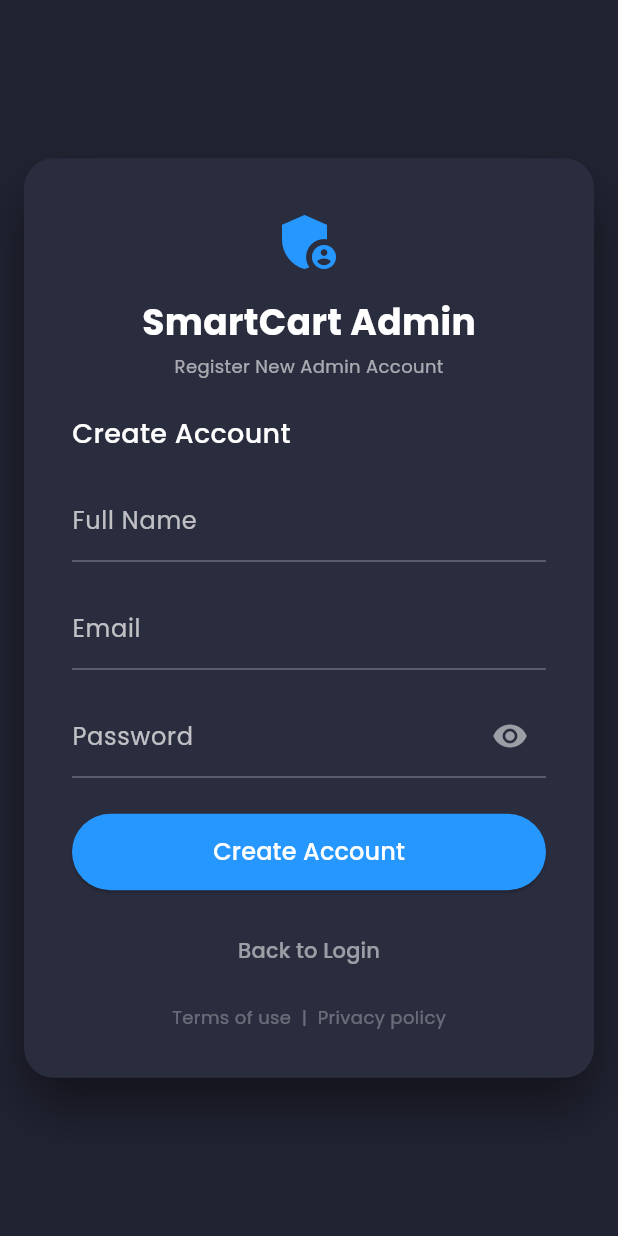
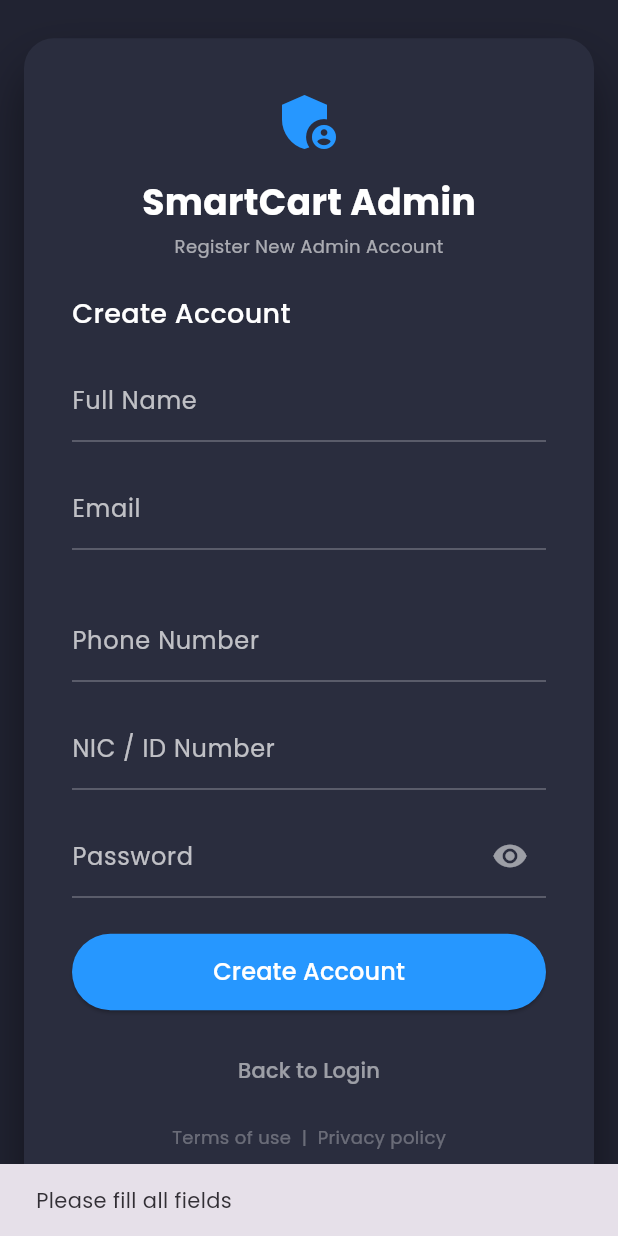
Before and after one commit to tseleena200/SmartCart, a Flutter app: the AdminRegisterView screen opened directly, after a tap on "Create Account", on a phone screen of 412 x 824 dp. Run offline on Flutter 3.47's test engine with Material 3 defaults, Android fonts, the light colour scheme and no system bars; our stand-ins replace cloud_firestore, firebase_auth, firebase_core, fl_chart, flutter_svg, google_fonts; accounts and stored records are empty.

Commit message:
feat: Admin can login/register as well as retrieve the user data

```diff
--- a/lib/screens/auth/admin_register_view.dart
+++ b/lib/screens/auth/admin_register_view.dart
@@ -1,5 +1,6 @@
 import 'package:flutter/material.dart';
 import '../../constants.dart';
+import 'admin_auth_service.dart';
 
 class AdminRegisterView extends StatefulWidget {
   const AdminRegisterView({super.key});
@@ -12,6 +13,9 @@ class _AdminRegisterViewState extends State<AdminRegisterView> {
   final TextEditingController emailController = TextEditingController();
   final TextEditingController passwordController = TextEditingController();
   final TextEditingController nameController = TextEditingController();
+  final TextEditingController phoneController = TextEditingController();
+  final TextEditingController nicController = TextEditingController();
+
   bool isPasswordVisible = false;
 
   @override
@@ -101,7 +105,41 @@ class _AdminRegisterViewState extends State<AdminRegisterView> {
                   ),
                 ),
                 const SizedBox(height: 16),
+                const SizedBox(height: 16),
 
+// Phone Number Field
+                TextField(
+                  controller: phoneController,
+                  style: const TextStyle(color: Colors.white),
+                  decoration: const InputDecoration(
+                    labelText: 'Phone Number',
+                    labelStyle: TextStyle(color: Colors.white70),
+                    enabledBorder: UnderlineInputBorder(
+                      borderSide: BorderSide(color: Colors.white30),
+                    ),
+                    focusedBorder: UnderlineInputBorder(
+                      borderSide: BorderSide(color: primaryColor),
+                    ),
+                  ),
+                ),
+                const SizedBox(height: 16),
+
+// NIC Field
+                TextField(
+                  controller: nicController,
+                  style: const TextStyle(color: Colors.white),
+                  decoration: const InputDecoration(
+                    labelText: 'NIC / ID Number',
+                    labelStyle: TextStyle(color: Colors.white70),
+                    enabledBorder: UnderlineInputBorder(
+                      borderSide: BorderSide(color: Colors.white30),
+                    ),
+                    focusedBorder: UnderlineInputBorder(
+                      borderSide: BorderSide(color: primaryColor),
+                    ),
+                  ),
+                ),
+                const SizedBox(height: 16),
                 // Password Field
                 TextField(
                   controller: passwordController,
@@ -136,8 +174,36 @@ class _AdminRegisterViewState extends State<AdminRegisterView> {
                     backgroundColor: primaryColor,
                     padding: const EdgeInsets.symmetric(vertical: 14),
                   ),
-                  onPressed: () {
-                    // TODO: Add Firebase registration logic
+                  onPressed: () async {
+                    if (nameController.text.trim().isEmpty ||
+                        emailController.text.trim().isEmpty ||
+                        passwordController.text.trim().isEmpty ||
+                        phoneController.text.trim().isEmpty ||
+                        nicController.text.trim().isEmpty) {
+                      ScaffoldMessenger.of(context).showSnackBar(
+                        const SnackBar(content: Text('Please fill all fields')),
+                      );
+                      return;
+                    }
+
+                    final error = await AdminAuthService().registerAdmin(
+                      fullName: nameController.text.trim(),
+                      email: emailController.text.trim(),
+                      password: passwordController.text.trim(),
+                      phone: phoneController.text.trim(),
+                      nic: nicController.text.trim(),
+                    );
+
+                    if (error == null) {
+                      ScaffoldMessenger.of(context).showSnackBar(
+                        const SnackBar(content: Text('✅ Admin registered successfully!')),
+                      );
+                      Navigator.pop(context); // Go to login screen
+                    } else {
+                      ScaffoldMessenger.of(context).showSnackBar(
+                        SnackBar(content: Text(error)),
+                      );
+                    }
                   },
                   child: const Text(
                     "Create Account",
--- a/lib/screens/dashboard/dashboard_screen.dart
+++ b/lib/screens/dashboard/dashboard_screen.dart
@@ -37,7 +37,7 @@ class DashboardScreen extends StatelessWidget {
                 ),
                 if (!Responsive.isMobile(context))
                   SizedBox(width: defaultPadding),
-                // On Mobile means if the screen is less than 850 we don't want to show it
+
                 if (!Responsive.isMobile(context))
                   Expanded(
                     flex: 2,
```
Also changed, not shown: lib/screens/auth/admin_auth_service.dart (added, +70 -0 lines), lib/screens/auth/admin_login_view.dart (+32 -3 lines), lib/screens/main/components/side_menu.dart (+9 -2 lines), lib/screens/users/users_screen.dart (added, +89 -0 lines).
